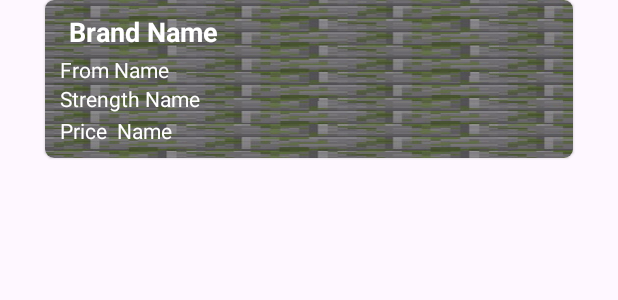
After one commit to josemalavebri/CultiTraker, an Android app: the layout card_item_bloque.xml on its own in the app's theme, with its tools: preview values and no code run, on a phone screen of 412 x 824 dp. The commit adds this screen. Shown: the top 300 px of the screen. Run offline under Robolectric (Android 15) with nearby library versions, the phone set to English and light mode, and no system bars.

Commit message:
cambiando item

```diff
--- a/app/src/main/AndroidManifest.xml
+++ b/app/src/main/AndroidManifest.xml
@@ -15,10 +15,12 @@
         <activity
             android:name=".Activity.parcela.ParcelaRegistroActivity"
             android:exported="false" />
-        <activity
+       <!-- <activity
             android:name=".Activity.parcela.RegistroParcelaActivity"
             android:exported="false"
             android:theme="@style/Theme.CultiTraker" />
+        -->
+
         <activity
             android:name=".Activity.parcela.ParcelaActivity"
             android:exported="false" />
--- a/app/src/main/java/com/example/cultitraker/Activity/parcela/ParcelaRegistroActivity.java
+++ b/app/src/main/java/com/example/cultitraker/Activity/parcela/ParcelaRegistroActivity.java
@@ -23,4 +23,5 @@ public class ParcelaRegistroActivity extends AppCompatActivity {
             return insets;
         });
     }
+
 }
--- /dev/null
+++ b/app/src/main/res/layout/card_item_bloque.xml
@@ -0,0 +1,79 @@
+<?xml version="1.0" encoding="utf-8"?>
+<androidx.cardview.widget.CardView xmlns:android="http://schemas.android.com/apk/res/android"
+    xmlns:app="http://schemas.android.com/apk/res-auto"
+    android:layout_width="match_parent"
+    android:layout_height="105dp"
+    android:layout_marginStart="30dp"
+    android:layout_marginEnd="30dp"
+    android:layout_marginBottom="10dp"
+    app:cardCornerRadius="6dp"
+    app:cardElevation="1dp">
+
+
+    <LinearLayout
+        android:layout_width="match_parent"
+        android:layout_height="match_parent"
+        android:layout_gravity="center_vertical"
+        android:background="@drawable/piedra"
+        android:gravity="center_vertical"
+        android:orientation="vertical">
+
+        <LinearLayout
+            android:layout_width="match_parent"
+            android:layout_height="wrap_content"
+            android:layout_marginLeft="10dp">
+
+
+            <TextView
+                android:id="@+id/txt_titulo"
+                android:layout_width="wrap_content"
+                android:layout_height="wrap_content"
+                android:layout_marginLeft="6dp"
+                android:text="Brand Name"
+                android:textColor="@color/white"
+                android:textSize="18sp"
+                android:textStyle="bold" />
+
+
+        </LinearLayout>
+
+
+        <TextView
+            android:id="@+id/txt_name"
+            android:layout_width="wrap_content"
+            android:layout_height="wrap_content"
+            android:layout_marginLeft="10dp"
+            android:layout_marginTop="3dp"
+            android:text="From Name"
+            android:textColor="#FDFDFD"
+            android:textSize="14sp"
+            android:textStyle="normal" />
+
+
+        <TextView
+            android:id="@+id/txt_subName"
+            android:layout_width="wrap_content"
+            android:layout_height="wrap_content"
+            android:layout_marginLeft="10dp"
+            android:text="Strength Name"
+            android:textColor="#FFFFFF"
+            android:textSize="14sp"
+            android:textStyle="normal" />
+
+
+        <TextView
+            android:id="@+id/txt_detail"
+            android:layout_width="wrap_content"
+            android:layout_height="wrap_content"
+            android:layout_marginLeft="10dp"
+            android:layout_marginTop="2dp"
+            android:text="Price  Name"
+            android:textColor="#FFFFFF"
+            android:textSize="14sp"
+            android:textStyle="normal" />
+
+
+    </LinearLayout>
+
+
+</androidx.cardview.widget.CardView>
```
Also changed, not shown: app/src/main/java/com/example/cultitraker/DataBase/DbSqlLite/SqlLiteDb.java (+10 -1 lines), app/src/main/res/layout/activity_registro.xml (+6 -2 lines), app/src/main/res/layout/content_registro_parcela.xml (deleted, +0 -19 lines), app/src/main/res/layout/fragment_first.xml (deleted, +0 -35 lines), app/src/main/res/layout/fragment_second.xml (deleted, +0 -35 lines).
